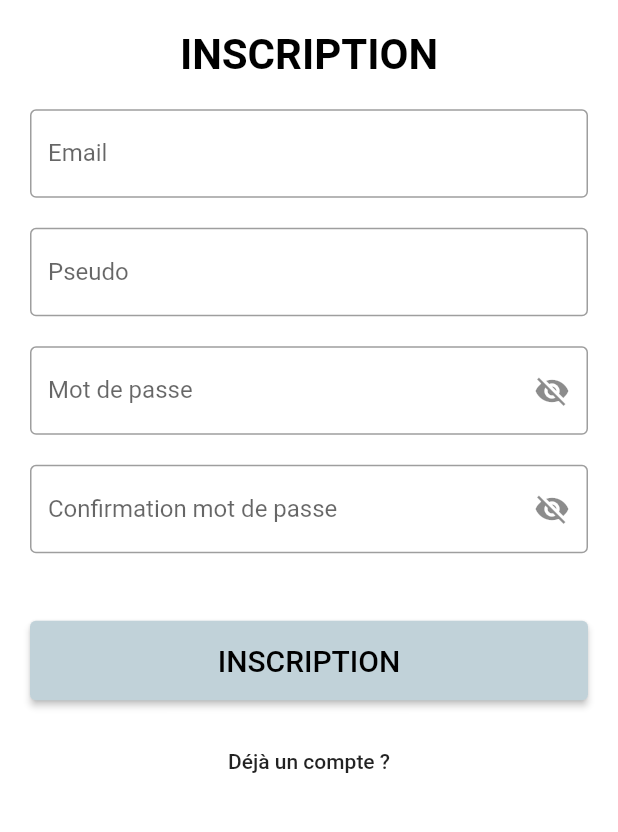
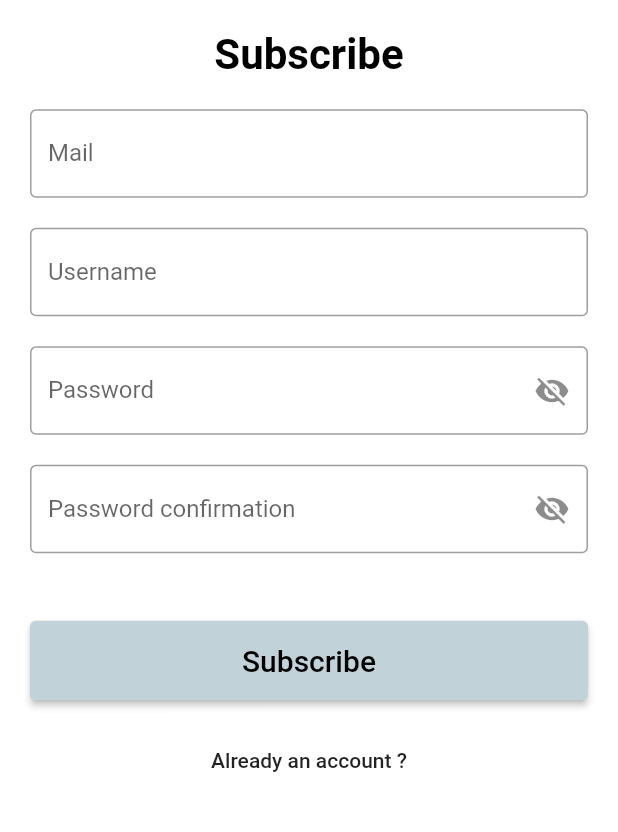
Before and after one commit to Nico3117/FindyGo-Mobile, a Flutter app: the Subscribe screen opened directly with empty values, on a phone screen of 412 x 824 dp, the part 235-1067 px from its top. Run offline on Flutter 3.47's test engine with Material 2 defaults, Android fonts, the phone set to English and light mode, and no system bars; our stand-ins replace connectivity_plus, email_validator, flutter_rating_bar, flutter_secure_storage, flutter_svg, intro_slider and 1 more; missing offline and left inert: mailer; accounts and stored records are empty; generated files the repository leaves out were written again; Roboto replaces fonts that are missing (Montserrat).

Commit message:
Améioration traductions

```diff
--- a/lib/constants/constantes.dart
+++ b/lib/constants/constantes.dart
@@ -1,5 +1,5 @@
 class ConstApp{
   static const String appName = 'FindyGo';
   static const bool ADMIN_MODE = false;
-  static const String FINDYGO_IT_SUPPORT_EMAIL = "aurelien.vaillant49@ynov.com";
+  static const String FINDYGO_IT_SUPPORT_EMAIL = "findygo.assos@gmail.com";
 }
--- a/lib/l10n/app_en.arb
+++ b/lib/l10n/app_en.arb
@@ -3,49 +3,148 @@
   "@helloWorld": {
     "description": "The conventional newborn programmer greeting"
   },
-
-    "bottom_menu_bar_search":"Home",
-    "@bottom_menu_bar_search":{
-        "description":"Home"
+  "bottom_menu_bar_search": "Home",
+  "@bottom_menu_bar_search": {
+    "description": "Home"
   },
-    "bottom_menu_bar_favorites":"Favorites",
-    "@bottom_menu_bar_favorites":{
-        "description":"Customer favorites goods"
+  "bottom_menu_bar_favorites": "Favorites",
+  "@bottom_menu_bar_favorites": {
+    "description": "Customer favorites goods"
   },
-    "bottom_menu_bar_publish":"Publish",
-    "@bottom_menu_bar_publish":{
-        "description":"Publish some articles"
+  "bottom_menu_bar_publish": "Publish",
+  "@bottom_menu_bar_publish": {
+    "description": "Publish some articles"
   },
-    "bottom_menu_bar_messages":"Messages",
-    "@bottom_menu_bar_messages":{
-        "description":"Customer messages"
+  "bottom_menu_bar_messages": "Messages",
+  "@bottom_menu_bar_messages": {
+    "description": "Customer messages"
   },
-    "bottom_menu_bar_account":"Account",
-    "@bottom_menu_bar_account":{
-        "description":"Customer account"
+  "bottom_menu_bar_account": "Account",
+  "@bottom_menu_bar_account": {
+    "description": "Customer account"
   },
-    "home_search_on_findygo":"Search on FindyGo",
-    "@home_search_on_findygo":{
-        "description":""
+  "home_search_on_findygo": "Search on FindyGo",
+  "@home_search_on_findygo": {
+    "description": ""
   },
-    "home_find_tour_favorites_sports":"Find your favorite sports",
-    "@home_find_tour_favorites_sports":{
-        "description":""
+  "home_find_tour_favorites_sports": "Find your favorite sports",
+  "@home_find_tour_favorites_sports": {
+    "description": ""
   },
-    "home_news":"News",
-    "@home_news":{
-        "description":""
+  "home_news": "News",
+  "@home_news": {
+    "description": ""
   },
-    "home_search_for_more_items":"Search for more items",
-    "@home_search_for_more_items":{
-        "description":""
+  "home_search_for_more_items": "Search more items",
+  "@home_search_for_more_items": {
+    "description": ""
   },
-    "home_please_enter_text":"Please enter text",
-    "@home_please_enter_text":{
-        "description":""
+  "home_please_enter_text": "Please enter text",
+  "@home_please_enter_text": {
+    "description": ""
   },
-    "home_see_more":"see more",
-    "@home_see_more":{
-        "description":""
+  "home_see_more": "see more",
+  "@home_see_more": {
+    "description": ""
+  },
+  "favorites_page_favorites": "Favorites",
+  "@favorites_page_favorites": {
+    "description": ""
+  },
+  "publish_page_title": "Title",
+  "@publish_page_favorites": {
+    "description": ""
+  },
+  "publish_page_title_page": "Publication",
+  "@publish_page_title_page": {
+    "description": ""
+  },
+  "publish_page_description": "Description",
+  "@publish_page_description": {
+    "description": ""
+  },
+  "publish_page_price": "Price",
+  "@publish_page_price": {
+    "description": ""
+  },
+  "publish_page_publish_button": "Publish",
+  "@publish_page_publish_button": {
+    "description": ""
+  },
+  "publish_page_size": "Size",
+  "@publish_page_size": {
+    "description": ""
+  },
+  "publish_page_brand": "Brand",
+  "@publish_page_brand": {
+    "description": ""
+  },
+  "login_page_title": "CONNECTION",
+  "@login_page_title": {
+    "description": ""
+  },
+  "login_page_email": "mail",
+  "@login_page_email": {
+    "description": ""
+  },
+  "login_page_password": "Password",
+  "@login_page_password": {
+    "description": ""
+  },
+  "login_page_connection_button": "Connection",
+  "@login_page_connection_button": {
+    "description": ""
+  },
+  "login_page_no_account_link": "No account ?",
+  "@login_page_no_account_link": {
+    "description": ""
+  },
+  "login_page_forgotten_password_link": "Forgotten password",
+  "@login_page_forgotten_password_link": {
+    "description": ""
+  },
+  "subscribe_page_main_title": "Subscribe",
+  "@subscribe_page_main_title": {
+    "description": ""
+  },
+  "subscribe_page_mail": "Mail",
+  "@subscribe_page_mail": {
+    "description": ""
+  },
+  "subscribe_page_username": "Username",
+  "@subscribe_page_username": {
+    "description": ""
+  },
+  "subscribe_page_password": "Password",
+  "@subscribe_page_password": {
+    "description": ""
+  },
+  "subscribe_page_confirmation_password": "Password confirmation",
+  "@subscribe_page_confirmation_password": {
+    "description": ""
+  },
+  "subscribe_page_subscribe_button": "Subscribe",
+  "@subscribe_page_subscribe_button": {
+    "description": ""
+  },
+  "subscribe_page_already_an_account": "Already an account ?",
+  "@subscribe_page_already_an_account": {
+    "description": ""
+  },
+  "forgotten_password_page_title": "Forgotten password",
+  "@forgotten_password_page_title": {
+    "description": ""
+  },
+  "forgotten_password_page_mail": "Mail",
+  "@forgotten_password_page_mail": {
+    "description": ""
+  },
+  "forgotten_password_page_send_mail_button": "Send a mail",
+  "@forgotten_password_page_send_mail_button": {
+    "description": ""
+  },
+  "forgotten_password_page_to_connect": "Loggin",
+  "@forgotten_password_page_to_connect": {
+    "description": ""
   }
 }
--- a/lib/l10n/app_fr.arb
+++ b/lib/l10n/app_fr.arb
@@ -1,6 +1,5 @@
 {
   "helloWorld": "¡Hola Mundo!",
-
   "bottom_menu_bar_search": "Accueil",
   "bottom_menu_bar_favorites": "Favoris",
   "bottom_menu_bar_publish": "Publier",
@@ -9,7 +8,32 @@
   "home_search_on_findygo": "Rechercher sur FindyGo",
   "home_find_tour_favorites_sports": "Trouves tes sports préférés",
   "home_news": "A voir",
-  "home_search_for_more_items": "Recherche par articles",
+  "home_search_for_more_items": "Rechercher plus d'articles",
   "home_please_enter_text": "Entrer du texte",
-  "home_see_more": "Voir plus"
+  "home_see_more": "Voir plus",
+  "favorites_page_favorites": "Favoris",
+  "publish_page_title_page": "Publication",
+  "publish_page_title": "Titre",
+  "publish_page_description": "Description",
+  "publish_page_price": "Prix",
+  "publish_page_publish_button": "Publier",
+  "publish_page_size": "Taille",
+  "publish_page_brand": "Marque",
+  "login_page_title": "CONNEXION",
+  "login_page_email": "Email",
+  "login_page_password": "Mot de passe",
+  "login_page_connection_button": "Connexion",
+  "login_page_no_account_link": "Pas de compte ?",
+  "login_page_forgotten_password_link": "Mot de passe oublié ?",
+  "subscribe_page_main_title": "Inscription",
+  "subscribe_page_mail": "Email",
+  "subscribe_page_username": "Pseudo",
+  "subscribe_page_password": "Mot de passe",
+  "subscribe_page_confirmation_password": "Confirmation mot de passe",
+  "subscribe_page_subscribe_button": "Inscrition",
+  "subscribe_page_already_an_account": "Déjà un compte ?",
+  "forgotten_password_page_title": "Mot de passe oublié",
+  "forgotten_password_page_mail": "Email",
+  "forgotten_password_page_send_mail_button": "Envoyer un email",
+  "forgotten_password_page_to_connect": "Se connecter"
 }
--- a/lib/pages/favoris.dart
+++ b/lib/pages/favoris.dart
@@ -4,6 +4,7 @@ import 'package:findygo/constants/routes.dart';
 import 'package:findygo/widgets/bottom_bar.dart';
 import 'package:flutter/cupertino.dart';
 import 'package:flutter/material.dart';
+import 'package:flutter_gen/gen_l10n/app_localizations.dart';
 
 class Favoris extends StatefulWidget {
   Favoris({
@@ -155,13 +156,13 @@ class _FavorisState extends State<Favoris> {
               leadingWidth: 0,
               backgroundColor: Colors.white,
               // Color(0xFF000000)
-              bottom: const TabBar(
+              bottom: TabBar(
                 indicatorWeight: 1,
                 indicatorColor: Colors.grey,
                 tabs: [
                   Tab(
                       child: Text(
-                    "Favoris",
+                        AppLocalizations.of(context).favorites_page_favorites,
                     textAlign: TextAlign.left,
                   )),
                   // Tab(child: Text("Mes recherches")),
--- a/lib/pages/forgot_pwd.dart
+++ b/lib/pages/forgot_pwd.dart
@@ -8,6 +8,7 @@ import 'package:flutter/material.dart';
 import 'package:url_launcher/url_launcher.dart';
 import 'package:mailer/mailer.dart';
 import 'package:mailer/smtp_server.dart';
+import 'package:flutter_gen/gen_l10n/app_localizations.dart';
 
 import '../bo/ArgsRoute.dart';
 
@@ -267,14 +268,14 @@ class _ForgotPwdPageState extends State<ForgotPwdPage> {
   );
 
   Widget _bodyTitle() => SizedBox(
-      width: 300.0,
+      width: 326.0,
       child: Row(
           mainAxisAlignment: MainAxisAlignment.spaceAround,
-          children: const <Widget>[
+          children:  <Widget>[
             Padding(
                 padding: EdgeInsets.only(bottom: 30),
                 child: Text(
-                  "MOT DE PASSE OUBLIÉ",
+                  AppLocalizations.of(context).forgotten_password_page_title,
                   style: TextStyle(
                       fontWeight: FontWeight.bold,
                       fontSize: 28,
@@ -291,8 +292,8 @@ class _ForgotPwdPageState extends State<ForgotPwdPage> {
           keyboardType: TextInputType.emailAddress,
           textInputAction: TextInputAction.next,
           decoration: InputDecoration(
-            labelText: "Email",
-            hintText: "Email",
+            labelText: AppLocalizations.of(context).forgotten_password_page_mail,
+            hintText: AppLocalizations.of(context).forgotten_password_page_mail,
             border: OutlineInputBorder(),
           ),
           autovalidateMode: isButtonDisabled
@@ -332,7 +333,7 @@ class _ForgotPwdPageState extends State<ForgotPwdPage> {
     return Padding(
       padding: const EdgeInsets.symmetric(vertical: 5),
       child: ElevatedButton(
-          child: const Text('Envoyer email',
+          child: Text(AppLocalizations.of(context).forgotten_password_page_send_mail_button,
               style: TextStyle(color: Colors.black, fontSize: 20)),
           style: ElevatedButton.styleFrom(
             padding: EdgeInsets.symmetric(vertical: 15),
@@ -368,7 +369,7 @@ class _ForgotPwdPageState extends State<ForgotPwdPage> {
 
   Widget _buildLoginButton(BuildContext context) {
     return FlatButton(
-      child: const Text("Se connecter"),
+      child: Text(AppLocalizations.of(context).forgotten_password_page_to_connect),
       onPressed: () => {
         // Aller à la page loggin
         Navigator.of(context).pushReplacementNamed(ROUTE_ACCOUNT, arguments: _ags)
--- a/lib/pages/home.dart
+++ b/lib/pages/home.dart
@@ -108,9 +108,9 @@ class _HomeState extends State<Home> {
           child: TextFormField(
             decoration: InputDecoration(
               labelText:
-                  AppLocalizations.of(context).home_search_for_more_items,
+                  AppLocalizations.of(context).home_search_on_findygo,
               hintText:
-                  AppLocalizations.of(context).home_search_for_more_items,
+                  AppLocalizations.of(context).home_search_on_findygo,
               border: const OutlineInputBorder(
                 borderSide: BorderSide(color: Color(0xFFFF0000)),
                 borderRadius: BorderRadius.all(Radius.circular(1.0)),
--- a/lib/pages/login_page.dart
+++ b/lib/pages/login_page.dart
@@ -6,6 +6,7 @@ import 'package:flutter_secure_storage/flutter_secure_storage.dart';
 import 'package:flutter/material.dart';
 import 'dart:developer';
 import 'package:findygo/constants/routes.dart';
+import 'package:flutter_gen/gen_l10n/app_localizations.dart';
 
 class LoginPage extends StatefulWidget {
   ///  Attributs ------------------------------------------------------------------
@@ -179,11 +180,11 @@ class _LoginPageState extends State<LoginPage> {
       width: 250.0,
       child: Row(
           mainAxisAlignment: MainAxisAlignment.spaceAround,
-          children: const <Widget>[
+          children: <Widget>[
             Padding(
                 padding: EdgeInsets.only(bottom: 10),
                 child: Text(
-                  "CONNECTION",
+                  AppLocalizations.of(context).login_page_title,
                   style: TextStyle(
                       fontWeight: FontWeight.bold,
                       fontSize: 28,
@@ -201,8 +202,8 @@ class _LoginPageState extends State<LoginPage> {
           textInputAction: TextInputAction.next,
           decoration: InputDecoration(
             border: OutlineInputBorder(),
-            labelText: "Email",
-            hintText: "Email",
+            labelText: AppLocalizations.of(context).login_page_email,
+            hintText: AppLocalizations.of(context).login_page_email,
           ),
           autovalidateMode: isButtonDisabled
               ? AutovalidateMode.onUserInteraction
@@ -226,8 +227,8 @@ class _LoginPageState extends State<LoginPage> {
       obscureText: !_isPasswordVisible,
       textInputAction: TextInputAction.next,
       decoration: InputDecoration(
-        labelText: "Mot de passe",
-        hintText: "Mot de passe",
+        labelText: AppLocalizations.of(context).login_page_password,
+        hintText: AppLocalizations.of(context).login_page_password,
         border: OutlineInputBorder(),
         suffixIcon: IconButton(
           onPressed: () => updateStatus(),
@@ -268,7 +269,7 @@ class _LoginPageState extends State<LoginPage> {
     return Padding(
       padding: const EdgeInsets.only(top: 25),
       child: ElevatedButton(
-        child: const Text('CONNEXION',
+        child:  Text(AppLocalizations.of(context).login_page_connection_button,
             style: TextStyle(color: Colors.black, fontSize: 20)),
         style: ElevatedButton.styleFrom(
           padding: EdgeInsets.symmetric(vertical: 15),
@@ -287,7 +288,7 @@ class _LoginPageState extends State<LoginPage> {
 
   Widget _buildSubscribeButton(BuildContext context) {
     return FlatButton (
-      child: const Text("Pas de compte ?"),
+      child:  Text(AppLocalizations.of(context).login_page_no_account_link),
       onPressed: () => {
         // Aller à la page souscription
         Navigator.of(context).pushReplacementNamed(ROUTE_SUBSCRIBE, arguments: _ags)
@@ -297,7 +298,7 @@ class _LoginPageState extends State<LoginPage> {
 
   Widget _buildForgotPasswordButton(BuildContext context) {
     return FlatButton(
-      child: const Text("Mot de passe oublié ?"),
+      child:  Text(AppLocalizations.of(context).login_page_forgotten_password_link),
       onPressed: () => {
         // Aller à la page mot de passe oublier
         Navigator.of(context).pushReplacementNamed(ROUTE_FORGOT_PASSWORD)
--- a/lib/pages/subscribe.dart
+++ b/lib/pages/subscribe.dart
@@ -6,6 +6,7 @@ import 'package:findygo/utils/helpers/server_exchanges.dart';
 import 'package:flutter/material.dart';
 import 'package:findygo/constants/routes.dart';
 import 'package:flutter_secure_storage/flutter_secure_storage.dart';
+import 'package:flutter_gen/gen_l10n/app_localizations.dart';
 
 class Subscribe extends StatefulWidget {
   ///  Attributs ------------------------------------------------------------------
@@ -96,16 +97,20 @@ class _SubscribeState extends State<Subscribe> {
                           Container(height: 10),
                           Container(
                               color: Colors.white,
-                              height: 401,
+                              height: 400,
                               child: Form(
                                   key: _formKey,
-                                  child: Column(mainAxisSize: MainAxisSize.min, crossAxisAlignment: CrossAxisAlignment.stretch, children: [
+                                  child: Column(
+                                      mainAxisSize: MainAxisSize.min,
+                                      crossAxisAlignment:
+                                          CrossAxisAlignment.stretch,
+                                      children: [
                                         _buildEmailField(),
                                         _buildUsernameField(),
                                         _buildPasswordField(),
                                         _buildPasswordField2(),
                                         const SizedBox(
-                                      height:0,
+                                          height: 0,
                                         ),
                                         _buildRegistrationButton(context),
                                       ]))),
@@ -113,11 +118,13 @@ class _SubscribeState extends State<Subscribe> {
                           const SizedBox(
                             height: 10,
                           ),
-                          Row(mainAxisAlignment: MainAxisAlignment.center, children: <Widget>[
+                          Row(
+                              mainAxisAlignment: MainAxisAlignment.center,
+                              children: <Widget>[
                                 _buildLoginButton(context),
                               ]),
                           const SizedBox(
-                            height:20,
+                            height: 20,
                           ),
                         ],
                       ),
@@ -141,11 +148,11 @@ class _SubscribeState extends State<Subscribe> {
       width: 250.0,
       child: Row(
           mainAxisAlignment: MainAxisAlignment.spaceAround,
-          children: const <Widget>[
+          children: <Widget>[
             Padding(
                 padding: EdgeInsets.only(bottom: 10),
                 child: Text(
-                  "INSCRIPTION",
+                  AppLocalizations.of(context).subscribe_page_main_title,
                   style: TextStyle(
                       fontWeight: FontWeight.bold,
                       fontSize: 28,
@@ -162,11 +169,13 @@ class _SubscribeState extends State<Subscribe> {
             keyboardType: TextInputType.emailAddress,
             textInputAction: TextInputAction.next,
             decoration: InputDecoration(
-          labelText: "Email",
-          hintText: "Email",
+              labelText: AppLocalizations.of(context).subscribe_page_mail,
+              hintText: AppLocalizations.of(context).subscribe_page_mail,
               border: OutlineInputBorder(),
             ),
-        autovalidateMode: isButtonDisabled ? AutovalidateMode.onUserInteraction : AutovalidateMode.disabled,
+            autovalidateMode: isButtonDisabled
+                ? AutovalidateMode.onUserInteraction
+                : AutovalidateMode.disabled,
             // use the validator to return an error string (or null) based on the input text
             validator: (text) {
               if (!checkEmailOk(text!)) {
@@ -187,11 +196,13 @@ class _SubscribeState extends State<Subscribe> {
           keyboardType: TextInputType.emailAddress,
           textInputAction: TextInputAction.next,
           decoration: InputDecoration(
-            labelText: "Pseudo",
-            hintText: "Pseudo",
+            labelText: AppLocalizations.of(context).subscribe_page_username,
+            hintText: AppLocalizations.of(context).subscribe_page_username,
             border: OutlineInputBorder(),
           ),
-          autovalidateMode: isButtonDisabled ? AutovalidateMode.onUserInteraction : AutovalidateMode.disabled,
+          autovalidateMode: isButtonDisabled
+              ? AutovalidateMode.onUserInteraction
+              : AutovalidateMode.disabled,
           // use the validator to return an error string (or null) based on the input text
           validator: (text) {
             if (text == null || text.length < 6) {
@@ -218,15 +229,18 @@ class _SubscribeState extends State<Subscribe> {
           obscureText: !_isPasswordVisible,
           textInputAction: TextInputAction.next,
           decoration: InputDecoration(
-            labelText: "Mot de passe",
-            hintText: "Mot de passe",
+            labelText: AppLocalizations.of(context).subscribe_page_password,
+            hintText: AppLocalizations.of(context).subscribe_page_password,
             border: OutlineInputBorder(),
             suffixIcon: IconButton(
               onPressed: () => updateStatus(),
-              icon: Icon(_isPasswordVisible ? Icons.visibility : Icons.visibility_off),
+              icon: Icon(
+                  _isPasswordVisible ? Icons.visibility : Icons.visibility_off),
             ),
           ),
-          autovalidateMode: isButtonDisabled ? AutovalidateMode.onUserInteraction : AutovalidateMode.disabled,
+          autovalidateMode: isButtonDisabled
+              ? AutovalidateMode.onUserInteraction
+              : AutovalidateMode.disabled,
           validator: (text) {
             if (text == null || text.length < 6) {
               return 'Mot de passe trop court (min. 6 caractères) !';
@@ -249,15 +263,20 @@ class _SubscribeState extends State<Subscribe> {
           obscureText: !_isPasswordVisible,
           textInputAction: TextInputAction.next,
           decoration: InputDecoration(
-            labelText: "Confirmation mot de passe",
-            hintText: "Confirmation mot de passe",
+            labelText: AppLocalizations.of(context)
+                .subscribe_page_confirmation_password,
+            hintText: AppLocalizations.of(context)
+                .subscribe_page_confirmation_password,
             border: OutlineInputBorder(),
             suffixIcon: IconButton(
               onPressed: () => updateStatus(),
-              icon: Icon(_isPasswordVisible ? Icons.visibility : Icons.visibility_off),
+              icon: Icon(
+                  _isPasswordVisible ? Icons.visibility : Icons.visibility_off),
             ),
           ),
-          autovalidateMode: isButtonDisabled ? AutovalidateMode.onUserInteraction : AutovalidateMode.disabled,
+          autovalidateMode: isButtonDisabled
+              ? AutovalidateMode.onUserInteraction
+              : AutovalidateMode.disabled,
           validator: (text) {
             if (text == null || text.length < 6) {
               return 'Mot de passe trop court (min. 6 caractères) !';
@@ -282,12 +301,17 @@ class _SubscribeState extends State<Subscribe> {
     return Padding(
       padding: const EdgeInsets.only(top: 25),
       child: ElevatedButton(
-        child: const Text("INSCRIPTION", style: TextStyle(color: Colors.black, fontSize: 20)),
+        child: Text(
+            AppLocalizations.of(context).subscribe_page_subscribe_button,
+            style: TextStyle(color: Colors.black, fontSize: 20)),
         style: ElevatedButton.styleFrom(
           padding: EdgeInsets.symmetric(vertical: 15),
           primary: const Color(0xFFC1D2D9),
         ),
-        onPressed: () => emailUserInput.isNotEmpty && pseudoUserInput.isNotEmpty && passwordUserInput.isNotEmpty && passwordUserInput2.isNotEmpty
+        onPressed: () => emailUserInput.isNotEmpty &&
+                pseudoUserInput.isNotEmpty &&
+                passwordUserInput.isNotEmpty &&
+                passwordUserInput2.isNotEmpty
             ? _submit()
             : null,
       ),
@@ -299,10 +323,13 @@ class _SubscribeState extends State<Subscribe> {
 
   Widget _buildLoginButton(BuildContext context) {
     return FlatButton(
-      child: const Text("Déjà un compte ?"),
+      child: Text(
+        AppLocalizations.of(context).subscribe_page_already_an_account,
+      ),
       onPressed: () => {
         // Aller à la page loggin
-        Navigator.of(context).pushReplacementNamed(ROUTE_ACCOUNT, arguments: _ags)
+        Navigator.of(context)
+            .pushReplacementNamed(ROUTE_ACCOUNT, arguments: _ags)
       },
     );
   }
@@ -326,17 +353,19 @@ class _SubscribeState extends State<Subscribe> {
     };
 
     ajaxPost("/users", _body).then((value) async => {
-
-    log("########################### Data:", name: "fichier : server_exhanges", error: value),
-
+          log("########################### Data:",
+              name: "fichier : server_exhanges", error: value),
           if (value['status'] == "User already existe")
             {
-              ScaffoldMessenger.of(context).showSnackBar(
-                  const SnackBar(content: Text('Identifiant de compte déjà utilisé par un autre utilisateur !\nUtiliser d\'autres identifiants'))),
+              ScaffoldMessenger.of(context).showSnackBar(const SnackBar(
+                  content: Text(
+                      'Identifiant de compte déjà utilisé par un autre utilisateur !\nUtiliser d\'autres identifiants'))),
             }
           else if (value['id'].toString() != "0")
             {
-              ScaffoldMessenger.of(context).showSnackBar(const SnackBar(content: Text('Inscription réussi.\nVous devez vous connecter une première fois.'))),
+              ScaffoldMessenger.of(context).showSnackBar(const SnackBar(
+                  content: Text(
+                      'Inscription réussi.\nVous devez vous connecter une première fois.'))),
 
               // Sauvegarde des données reçues dans les SharedPreferences
               await const FlutterSecureStorage()
@@ -348,13 +377,16 @@ class _SubscribeState extends State<Subscribe> {
 
               // Lire une valeur
               await FlutterSecureStorage().read(key: "email").then((value) {
-              print("-------------------------------> email :" + value.toString());
+                print("-------------------------------> email :" +
+                    value.toString());
               }),
               await FlutterSecureStorage().read(key: "password").then((value) {
-              print("-------------------------------> password :" + value.toString());
+                print("-------------------------------> password :" +
+                    value.toString());
               }),
               await FlutterSecureStorage().read(key: "id").then((value) {
-              print("-------------------------------> id :" + value.toString());
+                print(
+                    "-------------------------------> id :" + value.toString());
               }),
 
               // Reset textviews
@@ -366,7 +398,10 @@ class _SubscribeState extends State<Subscribe> {
               Navigator.pushNamed(context, ROUTE_LOGIN),
             }
           else
-            {ScaffoldMessenger.of(context).showSnackBar(const SnackBar(content: Text("Status non géré")))}
+            {
+              ScaffoldMessenger.of(context).showSnackBar(
+                  const SnackBar(content: Text("Status non géré")))
+            }
         });
   }
 }
--- a/lib/widgets/bottom_bar.dart
+++ b/lib/widgets/bottom_bar.dart
@@ -57,7 +57,7 @@ class _MyBottomBarState extends State<MyBottomBar> {
           BottomNavigationBarItem(
             activeIcon: Icon(Icons.home, color: const Color(0xff4C5059)),
             icon: Icon(
-              Icons.search,
+              Icons.home,
               color: const Color(0xff4C5059),
             ),
             label: AppLocalizations.of(context).bottom_menu_bar_search,
```
Also changed, not shown: lib/pages/publish_page.dart (+72 -70 lines). Lines whose indentation alone changed are shown as unchanged.
